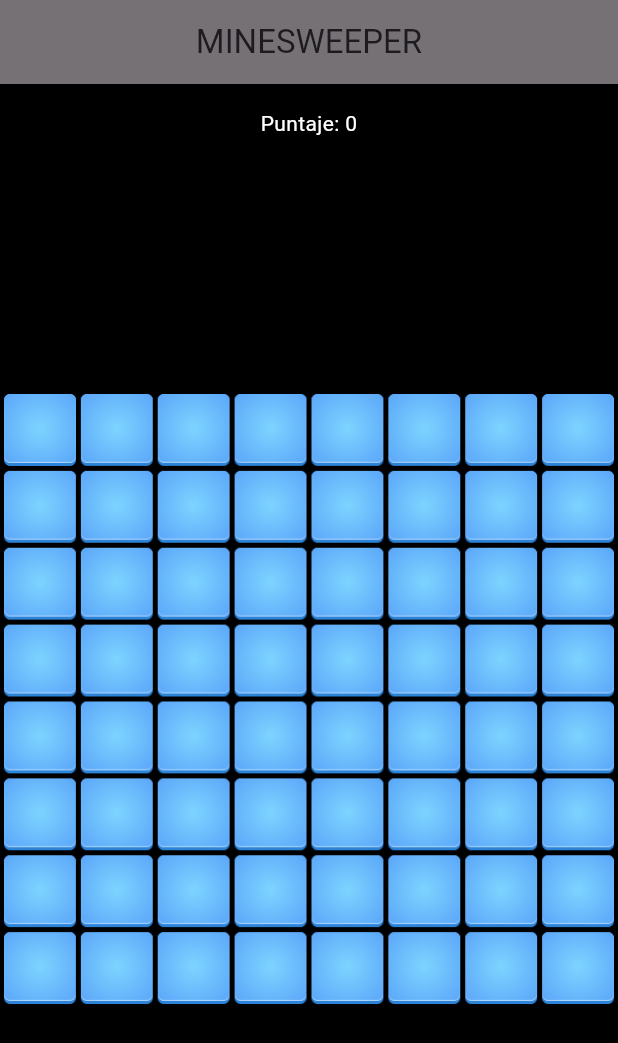
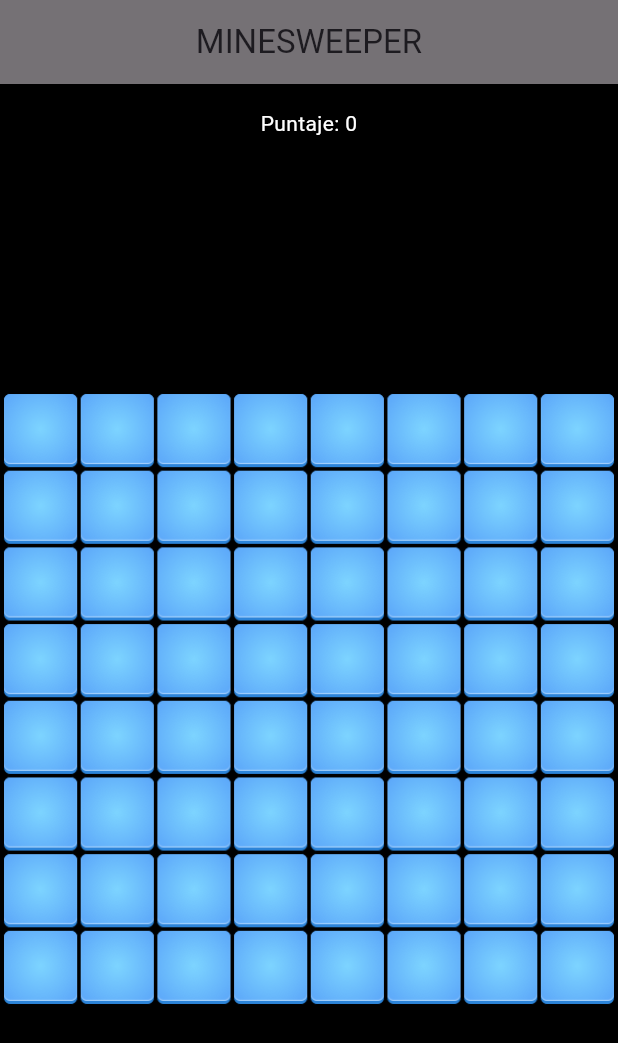
Before and after one commit to LatteMiguelangel/sweeping_mines, a Flutter app: the screen it shows after launch, on a phone screen of 412 x 824 dp. Shown: the top 1043 px of the screen. Run offline on Flutter 3.47's test engine with Material 3 defaults, Android fonts, the phone set to English and light mode, and no system bars; our stand-ins replace bloc, equatable, flutter_bloc.

Commit message:
Niveles Personalizables

```diff
--- a/lib/logic/bloc/game_bloc.dart
+++ b/lib/logic/bloc/game_bloc.dart
@@ -175,9 +175,7 @@ class GameBloc extends Bloc<GameEvent, GameState> {
     final flagged = cells
     .where((cell) => cell is CellClosed && cell.flagged)
     .toList();
-    // Si el número de banderas no coincide con el número de bombas, no puede ganar
     if (flagged.length != configuration.numberOfBombs) return false;
-    // Verifica que todas las celdas con bandera sean bombas
     for (var cell in flagged) {
       if (!cell.hasBomb) return false;
     }
--- a/lib/logic/model.dart
+++ b/lib/logic/model.dart
@@ -59,3 +59,13 @@ class GameConfiguration {
     required this.numberOfBombs,
   });
 }
+
+GameConfiguration generateCustomConfiguration(int numberOfBombs) {
+  if (numberOfBombs <= 10){
+    return GameConfiguration(width: 8, height: 8, numberOfBombs: numberOfBombs);
+  } else if (numberOfBombs <= 30){
+    return GameConfiguration(width: 16, height: 16, numberOfBombs: numberOfBombs);
+  } else {
+    return GameConfiguration(width: 30, height: 16, numberOfBombs: numberOfBombs);
+  }
+}
--- a/lib/main.dart
+++ b/lib/main.dart
@@ -15,7 +15,7 @@ class MyApp extends StatelessWidget {
         visualDensity: VisualDensity.adaptivePlatformDensity,
       ),
       debugShowCheckedModeBanner: false,
-      home: GameScreen(),
+      home: GameScreen(numberOfBombs: 5),
     );
   }
 }
--- a/lib/views/game_screen.dart
+++ b/lib/views/game_screen.dart
@@ -5,16 +5,14 @@ import 'package:flutter/material.dart';
 import 'package:flutter_bloc/flutter_bloc.dart';
 
 class GameScreen extends StatelessWidget {
-  const GameScreen({super.key});
+  final int numberOfBombs;
+  const GameScreen({super.key, required this.numberOfBombs});
 
   @override
   Widget build(BuildContext context) {
-    final configuration = GameConfiguration(
-      width: 8,
-      height: 8,
-      numberOfBombs: 8,
-    );
-
+    final configuration = generateCustomConfiguration(numberOfBombs);
+    final width = configuration.width;
+    final height = configuration.height;
     return BlocProvider(
       create: (context) => GameBloc(configuration)..add(InitializeGame()),
       child: BlocBuilder<GameBloc, GameState>(
@@ -35,7 +33,7 @@ class GameScreen extends StatelessWidget {
                 child: Builder(
                   builder: (_) {
                     if (state is Playing) {
-                      return _gameContent(state);
+                      return _gameContent(state, width, height);
                     } else if (state is GameOver) {
                       return _gameOverContent(context, state);
                     } else if (state is Victory) {
@@ -55,7 +53,7 @@ class GameScreen extends StatelessWidget {
     return const Center(child: CircularProgressIndicator());
   }
 
-  Widget _gameContent(Playing state) {
+  Widget _gameContent(Playing state, int width, int height) {
     return Column(
       children: [
         Padding(
@@ -82,10 +80,11 @@ class GameScreen extends StatelessWidget {
                   child: GridView.builder(
                     physics: const NeverScrollableScrollPhysics(),
                     gridDelegate:
-                        const SliverGridDelegateWithFixedCrossAxisCount(
-                          crossAxisCount: 8,
-                          crossAxisSpacing: 2,
-                          mainAxisSpacing: 2,
+                        SliverGridDelegateWithFixedCrossAxisCount(
+                          crossAxisCount: width,
+                          crossAxisSpacing: 1,
+                          mainAxisSpacing: 1,
+                          childAspectRatio: width / height,
                         ),
                     padding: const EdgeInsets.all(2),
                     itemCount: state.cells.length,
@@ -127,7 +126,6 @@ class GameScreen extends StatelessWidget {
       ],
     );
   }
-}
 
   Widget _victoryContent(BuildContext context, Victory state) {
     return Column(
@@ -147,10 +145,11 @@ Widget _victoryContent(BuildContext context, Victory state) {
         const SizedBox(height: 10),
         ElevatedButton(
           onPressed: () {
-          Navigator.of(context).pop(); // O al menú
+            Navigator.of(context).pop();
           },
           child: const Text('🏠 Volver al menú'),
         ),
       ],
     );
   }
+}
```
Lines whose indentation alone changed are shown as unchanged.
